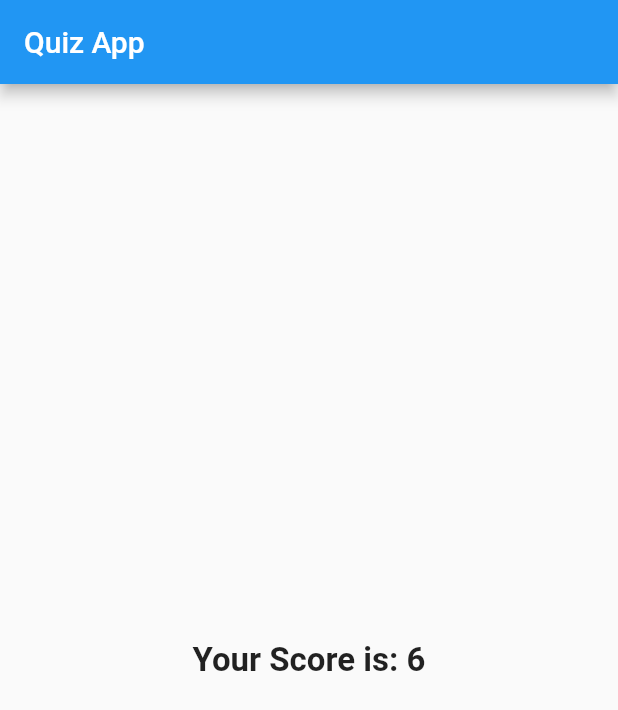
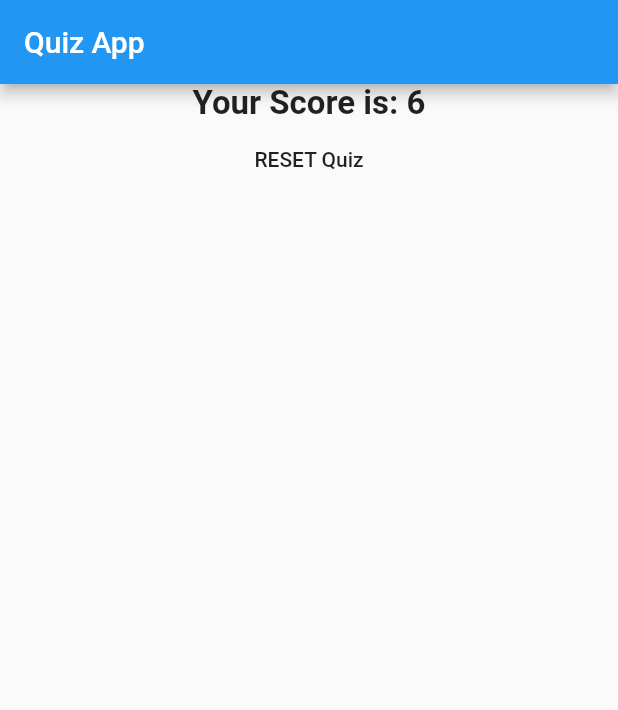
Before and after one commit to arfaz26/Quiz-App, a Flutter app: the screen it shows after launch, after a tap on "Red", after a tap on "Goa", after a tap on "Elephant", on a phone screen of 412 x 824 dp. Shown: the top 710 px of the screen. Run offline on Flutter 3.47's test engine with Material 2 defaults, Android fonts, the phone set to English and light mode, and no system bars.

Commit message:
reset added

```diff
--- a/lib/main.dart
+++ b/lib/main.dart
@@ -49,6 +49,13 @@ class _MyAppState extends State<MyApp> {
     });
   }
 
+  void _resetQuiz() {
+    setState(() {
+      _totalScore = 0;
+      _questionIndex = 0;
+    });
+  }
+
   @override
   Widget build(BuildContext context) {
     return MaterialApp(
@@ -62,7 +69,7 @@ class _MyAppState extends State<MyApp> {
                 questionIndex: _questionIndex,
                 ansQuestion: _ansQuestion,
                 questions: _questions)
-            : Result(_totalScore),
+            : Result(_totalScore, _resetQuiz),
       ),
     );
   }
--- a/lib/result.dart
+++ b/lib/result.dart
@@ -2,7 +2,8 @@ import 'package:flutter/material.dart';
 
 class Result extends StatelessWidget {
   final int score;
-  Result(this.score);
+  final Function resetQuiz;
+  Result(this.score, this.resetQuiz);
 
   String get resultDisplay {
     return "Your Score is: " + score.toString();
@@ -12,9 +13,14 @@ class Result extends StatelessWidget {
   Widget build(BuildContext context) {
     return Center(
       child: Container(
-        child: Text(
-          resultDisplay,
-          style: TextStyle(fontWeight: FontWeight.bold, fontSize: 22.0),
+        child: Column(
+          children: [
+            Text(
+              resultDisplay,
+              style: TextStyle(fontWeight: FontWeight.bold, fontSize: 22.0),
+            ),
+            FlatButton(onPressed: resetQuiz, child: Text('RESET Quiz'))
+          ],
         ),
       ),
     );
```
